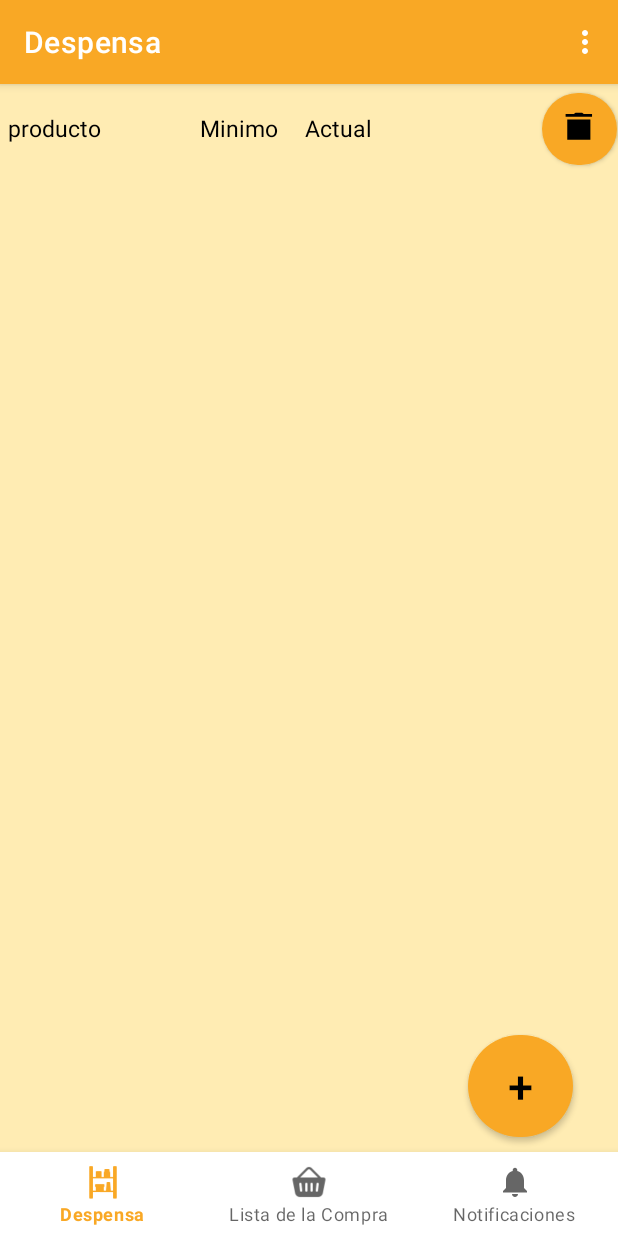
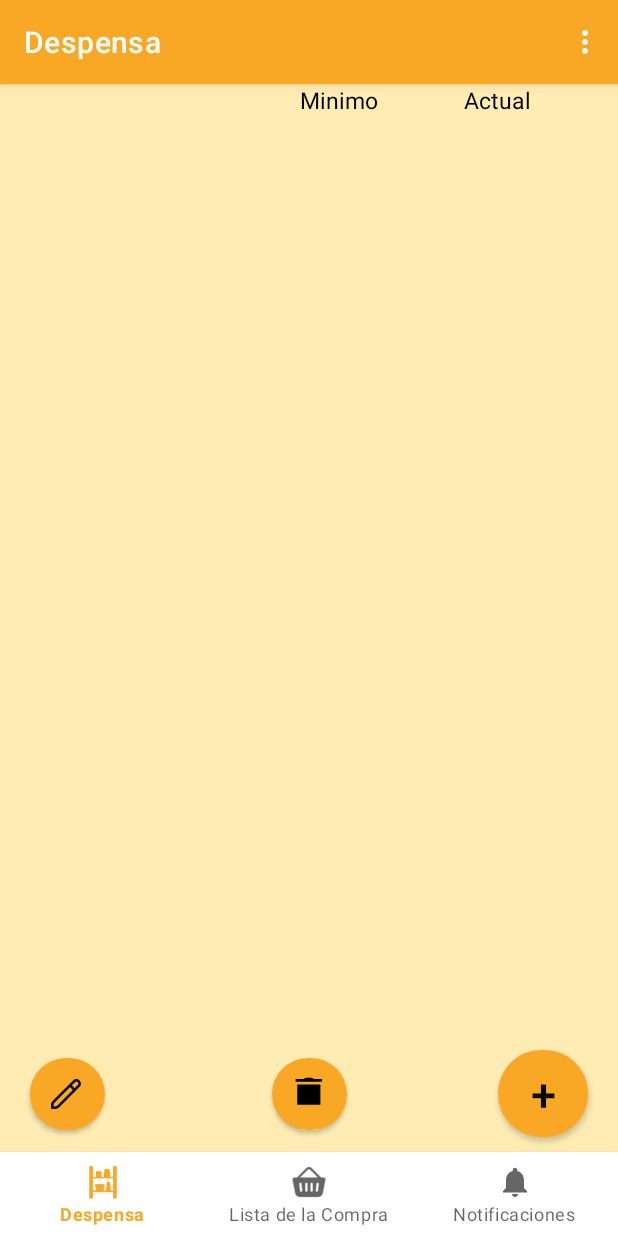
Before and after one commit to ChristianRamVel/MiDespensApp, an Android app: the screen it shows after launch once a user with an empty profile is signed in (MainActivity), on a phone screen of 412 x 824 dp. Run offline under Robolectric (Android 15) with nearby library versions, the phone set to English and light mode, and no system bars; our stand-ins replace Firebase (no records; nobody signed in at launch, a user with empty details on screens opened directly), navigation-ui.

Commit message:
aumento de unidades en listacompra y paso de listacompra a despensa.

```diff
--- a/app/src/main/java/com/example/midespensapp/DB/ObtenerDatosCallBack.kt
+++ b/app/src/main/java/com/example/midespensapp/DB/ObtenerDatosCallBack.kt
@@ -33,17 +33,17 @@ interface BorrarProductoDespensaCallBack {
     fun onError(error: Exception?)
 }
 
+interface DisminuirCantidadAComprarCallBack {
+    fun onCantidadDisminuida()
+    fun onError(error: Exception?)
+}
+
+interface AumentarCantidadAComprarCallBack {
+    fun onCantidadAumentada()
+    fun onError(error: Exception?)
+}
+
 interface BorrarProductoListaCompraCallBack {
     fun onProductoBorrado()
     fun onError(error: Exception?)
 }
-
-interface BorrarDespensaCallBack {
-    fun onDespensaBorrada()
-    fun onError(error: Exception?)
-}
-
-interface BorrarListaCompraCallBack {
-    fun onListaCompraBorrada()
-    fun onError(error: Exception?)
-}
--- a/app/src/main/java/com/example/midespensapp/MainActivity.kt
+++ b/app/src/main/java/com/example/midespensapp/MainActivity.kt
@@ -169,6 +169,7 @@ class MainActivity : AppCompatActivity() {
                                             getString(R.string.lista_de_compra_borrada),
                                             Toast.LENGTH_SHORT
                                         ).show()
+
                                     }
 
                                     override fun onError(error: Exception?) {
--- a/app/src/main/java/com/example/midespensapp/clases/ProductoDespensa.kt
+++ b/app/src/main/java/com/example/midespensapp/clases/ProductoDespensa.kt
@@ -4,7 +4,7 @@ import com.google.gson.annotations.SerializedName
 
 class ProductoDespensa(
     @SerializedName("nombre") val nombre: String = "",
-    @SerializedName("stockActual") val stockActual: Int = 0,
+    @SerializedName("stockActual") var stockActual: Int = 0,
     @SerializedName("stockMinimo") val stockMinimo: Int = 0
 ){
     // Constructor sin argumentos requerido por Firebase para deserialización
--- /dev/null
+++ b/app/src/main/res/drawable/lapiz.xml
@@ -0,0 +1,5 @@
+<vector xmlns:android="http://schemas.android.com/apk/res/android" android:height="20dp" android:viewportHeight="24" android:viewportWidth="24" android:width="20dp">
+
+    <path android:fillColor="?attr/colorOnSecondary" android:pathData="M22.853,1.148a3.626,3.626 0,0 0,-5.124 0L1.465,17.412A4.968,4.968 0,0 0,0 20.947V23a1,1 0,0 0,1 1H3.053a4.966,4.966 0,0 0,3.535 -1.464L22.853,6.271A3.626,3.626 0,0 0,22.853 1.148ZM5.174,21.122A3.022,3.022 0,0 1,3.053 22H2V20.947a2.98,2.98 0,0 1,0.879 -2.121L15.222,6.483l2.3,2.3ZM21.438,4.857 L18.932,7.364l-2.3,-2.295 2.507,-2.507a1.623,1.623 0,1 1,2.295 2.3Z"/>
+
+</vector>
--- a/app/src/main/res/layout/fragment_despensa.xml
+++ b/app/src/main/res/layout/fragment_despensa.xml
@@ -16,75 +16,76 @@
         >
 
         <TextView
-            android:id="@+id/nombreProducto"
-            android:layout_width="wrap_content"
-            android:layout_height="wrap_content"
-            android:text="@string/producto"
-            android:textSize="15sp"
-            android:textColor="?attr/colorOnSecondary"
-            android:layout_marginStart="5dp"
-            android:layout_weight="1"
-            />
-        <TextView
             android:layout_width="wrap_content"
             android:layout_height="wrap_content"
             android:text="@string/stockminimo"
             android:textSize="15sp"
             android:textColor="?attr/colorOnSecondary"
-            android:layout_weight="0.2"
+            android:layout_weight="1"
+            android:layout_marginStart="200dp"
             android:id="@+id/textoStockMinimo"
             />
         <TextView
             android:layout_width="wrap_content"
             android:layout_height="wrap_content"
             android:text="@string/stock_actual"
-            android:layout_marginStart="5dp"
-            android:layout_marginEnd="100dp"
             android:textSize="15sp"
             android:textColor="?attr/colorOnSecondary"
-            android:layout_weight="0.2"
+            android:layout_weight="1"
             android:id="@+id/textoStockActual"
             />
-
-
-        <Button
-            android:id="@+id/btn_borrar_seleccionados"
-            android:layout_width="50dp"
-            android:layout_height="60dp"
-            android:drawableRight="@drawable/papelera"
-            android:gravity="center"
-            android:text=""
-            android:paddingEnd="13dp"
-            app:cornerRadius="40dp"
-            app:layout_constraintTop_toTopOf="@id/btn_add_producto"
-            app:layout_constraintBottom_toBottomOf="@id/btn_add_producto"
-            app:layout_constraintStart_toEndOf="@id/btn_añadir_seleccionados_despensa"
-            app:layout_constraintEnd_toStartOf="@id/btn_add_producto"
-            tools:ignore="RtlHardcoded" />
-
 
     </LinearLayout>
 
     <ListView
         android:id="@+id/listViewDespensa"
         android:layout_width="match_parent"
-        android:layout_height="wrap_content"
-
+        android:layout_height="0dp"
         app:layout_constraintTop_toBottomOf="@id/linearLayout"
+        app:layout_constraintBottom_toTopOf="@id/btn_add_producto"
 
         />
 
     <Button
         android:id="@+id/btn_add_producto"
-        android:layout_width="70dp"
-        android:layout_height="80dp"
-        android:layout_marginEnd="30dp"
+        android:layout_width="60dp"
+        android:layout_height="70dp"
+        android:layout_marginEnd="20dp"
         android:layout_marginBottom="60dp"
         android:text="@string/añadir"
-        android:textColor="@color/black"
-        android:textSize="30dp"
+        android:textColor="?attr/colorOnSecondary"
+        android:textSize="30sp"
         app:cornerRadius="40dp"
         app:layout_constraintBottom_toBottomOf="parent"
         app:layout_constraintEnd_toEndOf="parent" />
 
+    <Button
+        android:id="@+id/btn_añadir_seleccionados_despensa"
+        android:layout_width="50dp"
+        android:layout_height="60dp"
+        android:drawableRight="@drawable/lapiz"
+        android:gravity="center"
+        android:text=""
+        android:layout_marginStart="20dp"
+        app:cornerRadius="40dp"
+        app:layout_constraintTop_toTopOf="@id/btn_add_producto"
+        app:layout_constraintBottom_toBottomOf="@id/btn_add_producto"
+        app:layout_constraintStart_toStartOf="parent"
+        tools:ignore="RtlHardcoded" />
+
+    <Button
+        android:id="@+id/btn_borrar_seleccionados"
+        android:layout_width="50dp"
+        android:layout_height="60dp"
+        android:drawableRight="@drawable/papelera"
+        android:gravity="center"
+        android:text=""
+        android:paddingEnd="13dp"
+        app:cornerRadius="40dp"
+        app:layout_constraintTop_toTopOf="@id/btn_add_producto"
+        app:layout_constraintBottom_toBottomOf="@id/btn_add_producto"
+        app:layout_constraintStart_toStartOf="parent"
+        app:layout_constraintEnd_toEndOf="parent"
+        tools:ignore="RtlHardcoded" />
+
 </androidx.constraintlayout.widget.ConstraintLayout>
--- a/app/src/main/res/values-night/themes.xml
+++ b/app/src/main/res/values-night/themes.xml
@@ -2,7 +2,7 @@
     <!-- Base application theme. -->
     <style name="Theme.MiDespensApp" parent="Theme.MaterialComponents.DayNight.DarkActionBar">
         <!-- Primary brand color. -->
-        <item name="colorPrimary">@color/yellow_200</item>
+        <item name="colorPrimary">@color/orange_200</item>
         <item name="colorPrimaryVariant">@color/orange_200</item>
         <item name="colorOnPrimary">@color/black</item>
         <!-- Secondary brand color. -->
--- a/app/src/main/res/values/colors.xml
+++ b/app/src/main/res/values/colors.xml
@@ -9,6 +9,8 @@
     <color name="white">#FFFFFFFF</color>
     <color name="yellow_200">#F9A825</color>
     <color name="orange_200">#EF6C00</color>
+    <color name="orange_800">#D84315</color>
+
     <color name="colorDeFondo">#FFECB3</color>
     <color name="grey_200">#3A2F2F</color>
 
```
Also changed, not shown: app/src/main/java/com/example/midespensapp/DB/RealTimeManager.kt (+91 -0 lines), app/src/main/java/com/example/midespensapp/LoginActivity.kt (+2 -14 lines), app/src/main/java/com/example/midespensapp/MainActivity2.kt (+23 -8 lines), app/src/main/java/com/example/midespensapp/MainActivity3.kt (+13 -6 lines), app/src/main/java/com/example/midespensapp/ui/lista/ListaFragment.kt (+163 -43 lines), app/src/main/res/layout/activity_main2.xml (+8 -2 lines), app/src/main/res/layout/activity_main3.xml (+8 -3 lines), app/src/main/res/layout/fragment_lista.xml (+4 -6 lines), app/src/main/res/layout/item_despensa.xml (+15 -13 lines).
